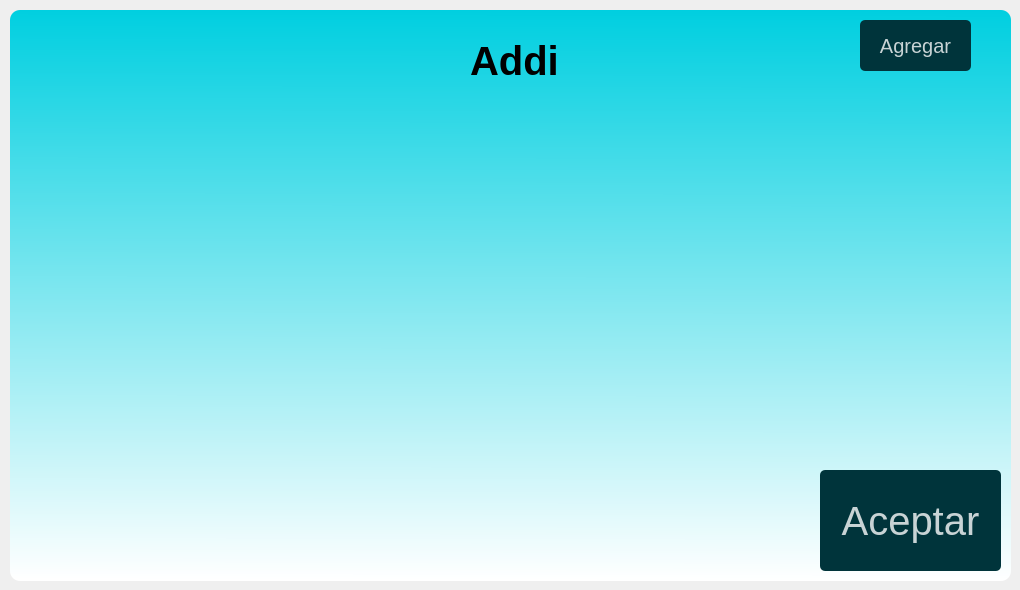
The window that ui/ihr.ui (daburneo1/addi) describes before a commit, drawn with Qt 5.
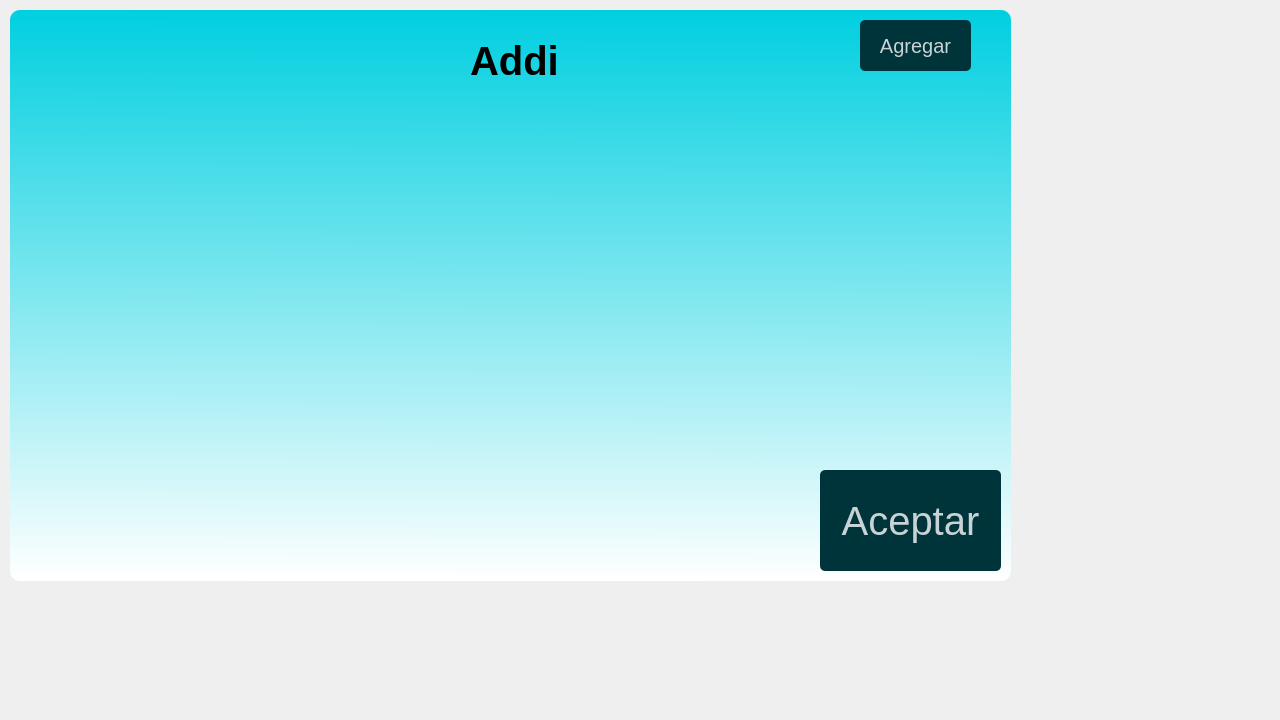
The same window after the commit.

Patch:
```diff
--- a/ui/ihr.ui
+++ b/ui/ihr.ui
@@ -6,20 +6,20 @@
    <rect>
     <x>0</x>
     <y>0</y>
-    <width>1020</width>
-    <height>590</height>
+    <width>1280</width>
+    <height>720</height>
    </rect>
   </property>
   <property name="minimumSize">
    <size>
-    <width>1020</width>
-    <height>590</height>
+    <width>1280</width>
+    <height>720</height>
    </size>
   </property>
   <property name="maximumSize">
    <size>
-    <width>1020</width>
-    <height>590</height>
+    <width>1280</width>
+    <height>720</height>
    </size>
   </property>
   <property name="windowTitle">
```
